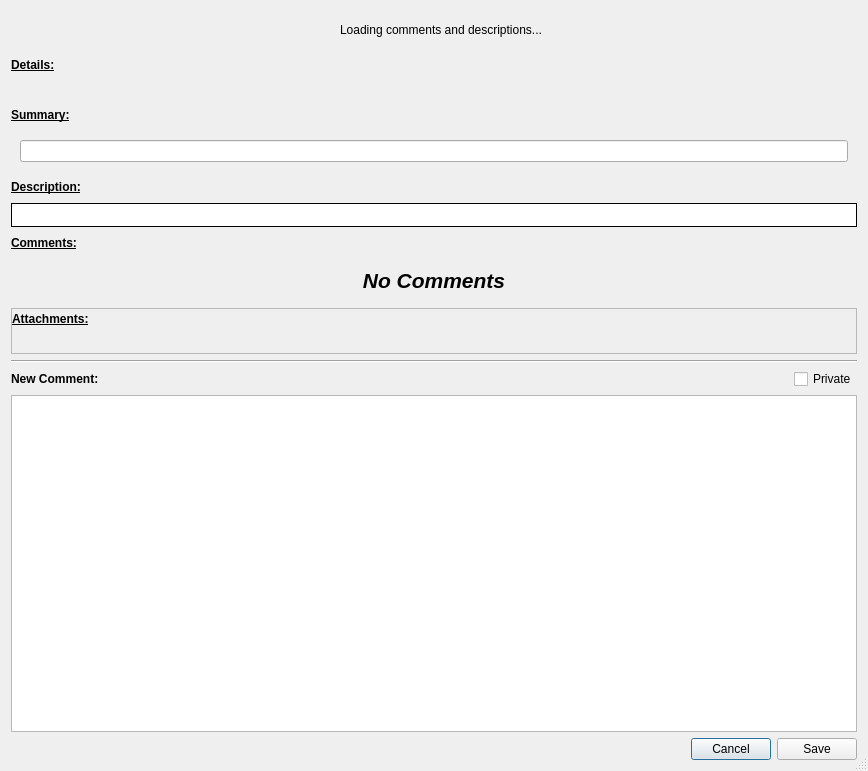
Entomologist/entomologist, file NewCommentsDialog.ui: the form before one commit.
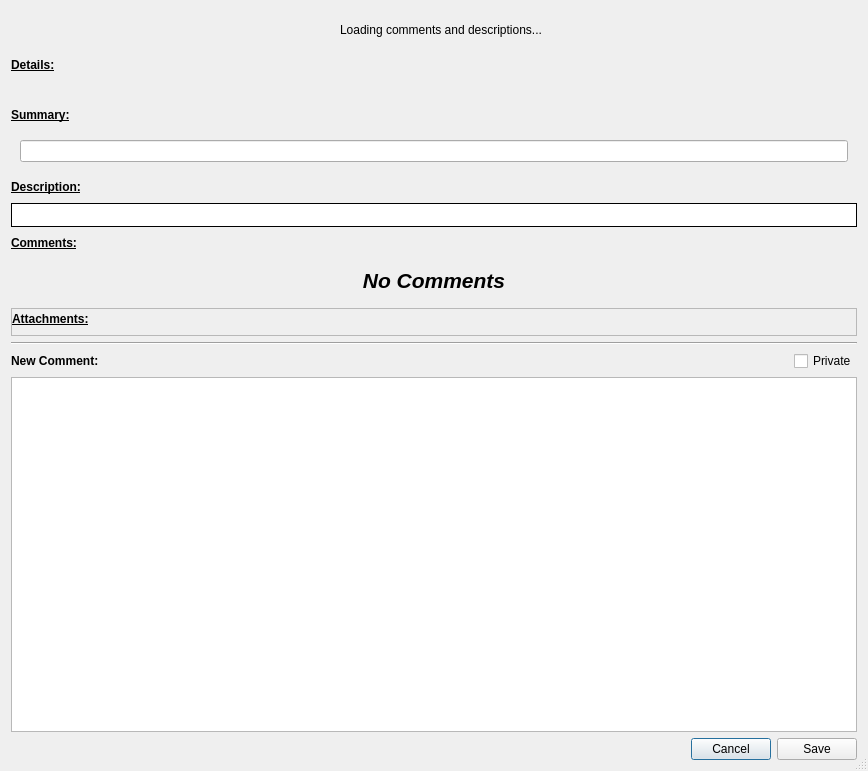
The form after the commit. Icons and pictures are not drawn. Custom widgets are drawn as their Qt base class.

Diff of the .ui file:
```diff
--- a/NewCommentsDialog.ui
+++ b/NewCommentsDialog.ui
@@ -231,7 +231,7 @@
         <x>0</x>
         <y>0</y>
         <width>860</width>
-        <height>524</height>
+        <height>522</height>
        </rect>
       </property>
       <layout class="QVBoxLayout" name="verticalLayout_11">
@@ -501,6 +501,9 @@
              <enum>QFrame::Plain</enum>
             </property>
             <layout class="QVBoxLayout" name="verticalLayout_13">
+             <property name="margin">
+              <number>0</number>
+             </property>
              <item>
               <layout class="QVBoxLayout" name="attachmentsLayout"/>
              </item>
```
